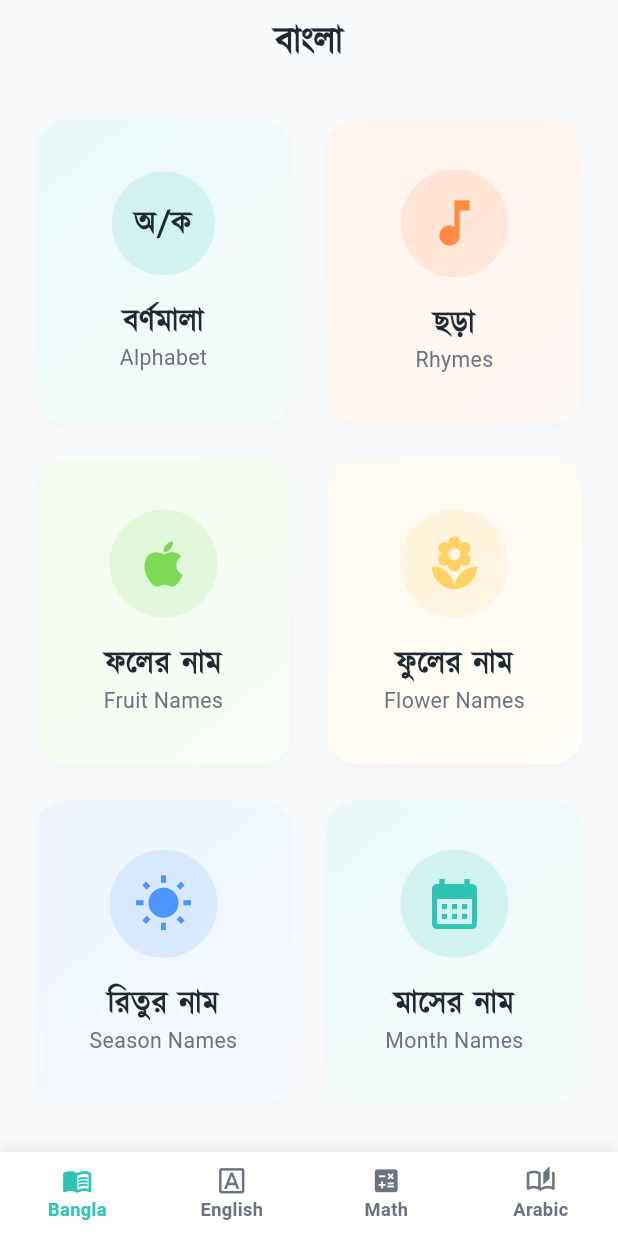
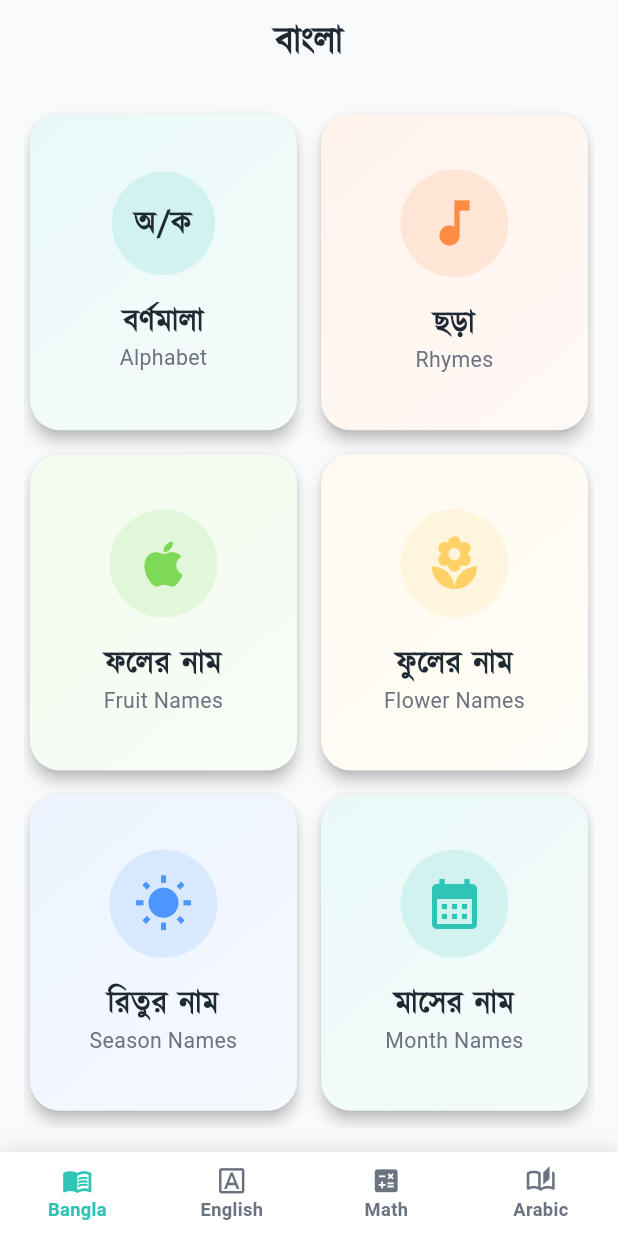
Before and after one commit to KafiulIslam/magical_book, a Flutter app: the screen it shows after launch, on a phone screen of 412 x 824 dp. Run offline on Flutter 3.47's test engine with Material 3 defaults, Android fonts, the phone set to English and light mode, and no system bars; our stand-ins replace audioplayers, flutter_riverpod, flutter_screenutil, flutter_svg, flutter_tts, gap and 2 more.

Commit message:
commented card theme code

```diff
--- a/lib/core/theme/app_theme.dart
+++ b/lib/core/theme/app_theme.dart
@@ -52,15 +52,15 @@ class AppTheme {
     ),
 
     //Cards (surface usage)
-    cardTheme: CardTheme(
-      color: AppColors.surface,
-      elevation: 3,
-      shadowColor: AppColors.shadow,
-      shape: RoundedRectangleBorder(
-        borderRadius: BorderRadius.circular(20),
-      ),
-      margin: const EdgeInsets.all(8),
-    ),
+    // cardTheme: CardTheme(
+    //   color: AppColors.surface,
+    //   elevation: 3,
+    //   shadowColor: AppColors.shadow,
+    //   shape: RoundedRectangleBorder(
+    //     borderRadius: BorderRadius.circular(20),
+    //   ),
+    //   margin: const EdgeInsets.all(8),
+    // ),
 
     // Progress indicators
     progressIndicatorTheme: const ProgressIndicatorThemeData(
```
